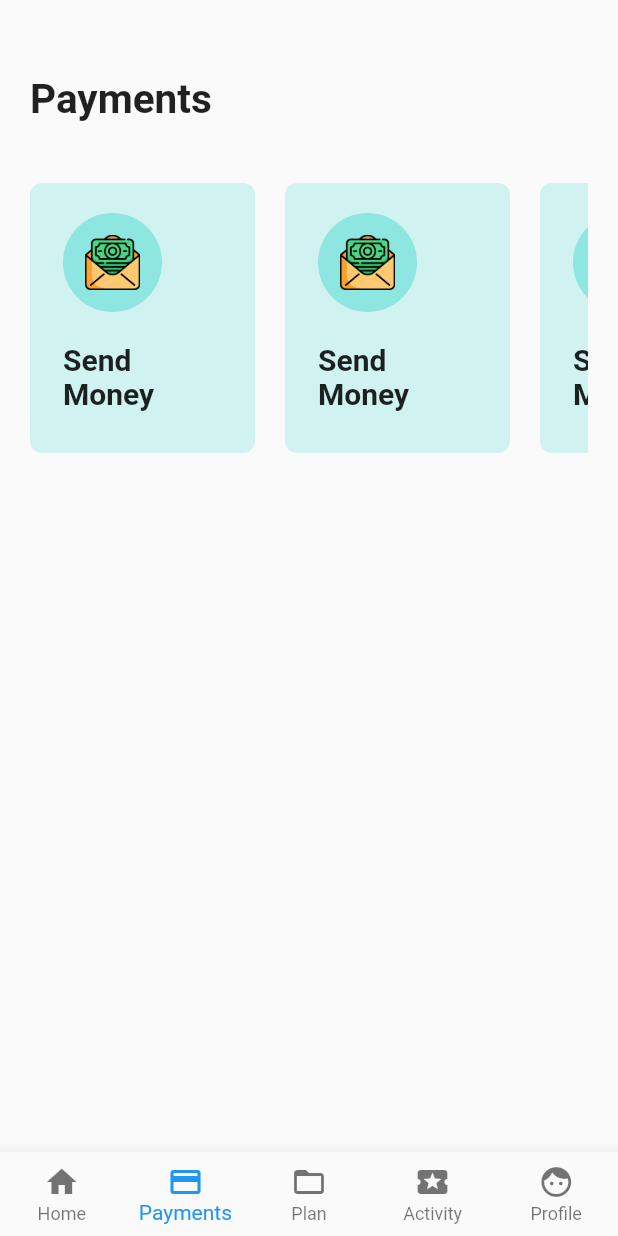
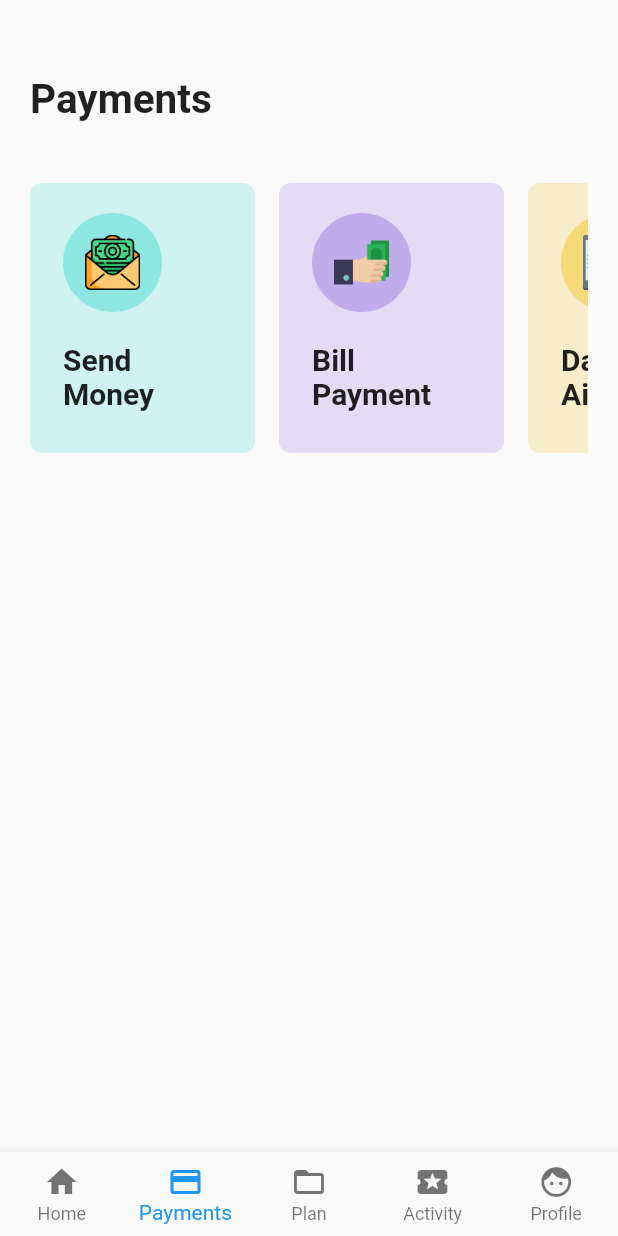
Before and after one commit to favourori/bankingapp-ui-design, a Flutter app: the screen it shows after launch, item 2 of the bottom bar chosen, on a phone screen of 412 x 824 dp. Run offline on Flutter 3.47's test engine with Material 2 defaults, Android fonts, the phone set to English and light mode, and no system bars.

Commit message:
made sliding dash generic

```diff
--- a/lib/sliding_dash.dart
+++ b/lib/sliding_dash.dart
@@ -12,22 +12,38 @@ class _SlidingDashState extends State<SlidingDash> {
       width: double.infinity,
       height: 180.0,
       child: ListView(
-        //shrinkWrap: true,
-
         scrollDirection: Axis.horizontal,
         children: <Widget>[
-          ActionsSlider(),
+          ActionsSlider(
+            bgcolor: Color(0xFFD0F2F1),
+            title: "Send",
+            subtitle: "Money",
+            image: "images/money.png",
+            iconColor: Color(0xFF8DE6E0),
+          ),
           SizedBox(
-            width: 20.0,
+            width: 16.0,
           ),
-          ActionsSlider(),
+          ActionsSlider(
+            bgcolor: Color(0xFFE4DCF5),
+            title: "Bill",
+            subtitle: "Payment",
+            image: "images/pay.png",
+            iconColor: Color(0xFFC0ABEB),
+          ),
           SizedBox(
-            width: 20.0,
+            width: 16.0,
           ),
-          ActionsSlider(),
-          SizedBox(
-            width: 30.0,
+          ActionsSlider(
+            bgcolor: Color(0xFFF8EDCA),
+            title: "Data &",
+            subtitle: "Airtime",
+            image: "images/transfer.png",
+            iconColor: Color(0xFFF6D979),
           ),
+          // SizedBox(
+          //   width: 30.0,
+          // ),
         ],
       ),
     );
@@ -35,9 +51,14 @@ class _SlidingDashState extends State<SlidingDash> {
 }
 
 class ActionsSlider extends StatelessWidget {
-  const ActionsSlider({
-    Key key,
-  }) : super(key: key);
+  final title;
+  final subtitle;
+  final bgcolor;
+  final iconColor;
+  final image;
+
+  ActionsSlider(
+      {this.title, this.subtitle, this.bgcolor, this.iconColor, this.image});
 
   @override
   Widget build(BuildContext context) {
@@ -48,28 +69,28 @@ class ActionsSlider extends StatelessWidget {
         borderRadius: BorderRadius.all(
           Radius.circular(8.0),
         ),
-        color: Color(0xFFD0F2F1),
+        color: bgcolor,
       ),
       child: Column(
         crossAxisAlignment: CrossAxisAlignment.start,
         children: <Widget>[
           CircleAvatar(
             child: Image.asset(
-              'images/money.png',
+              image,
               width: 37.0,
             ),
-            backgroundColor: Color(0xFF8DE6E0),
+            backgroundColor: iconColor,
             radius: 33.0,
           ),
           SizedBox(
             height: 20.0,
           ),
           Text(
-            "Send",
+            title,
             style: TextStyle(fontWeight: FontWeight.w600, fontSize: 20.0),
           ),
           Text(
-            "Money",
+            subtitle,
             style: TextStyle(fontWeight: FontWeight.w600, fontSize: 20.0),
           )
         ],
```
Also changed, not shown: images/pay.png (added), images/transfer.png (added).
